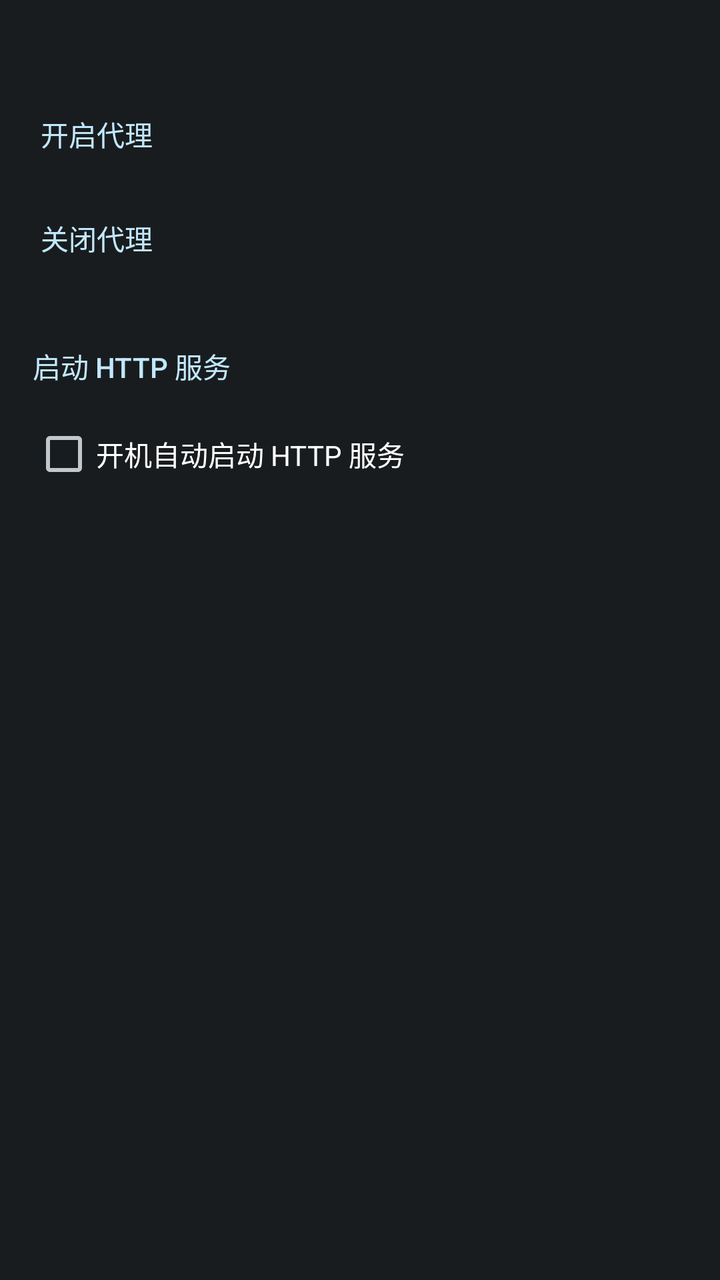
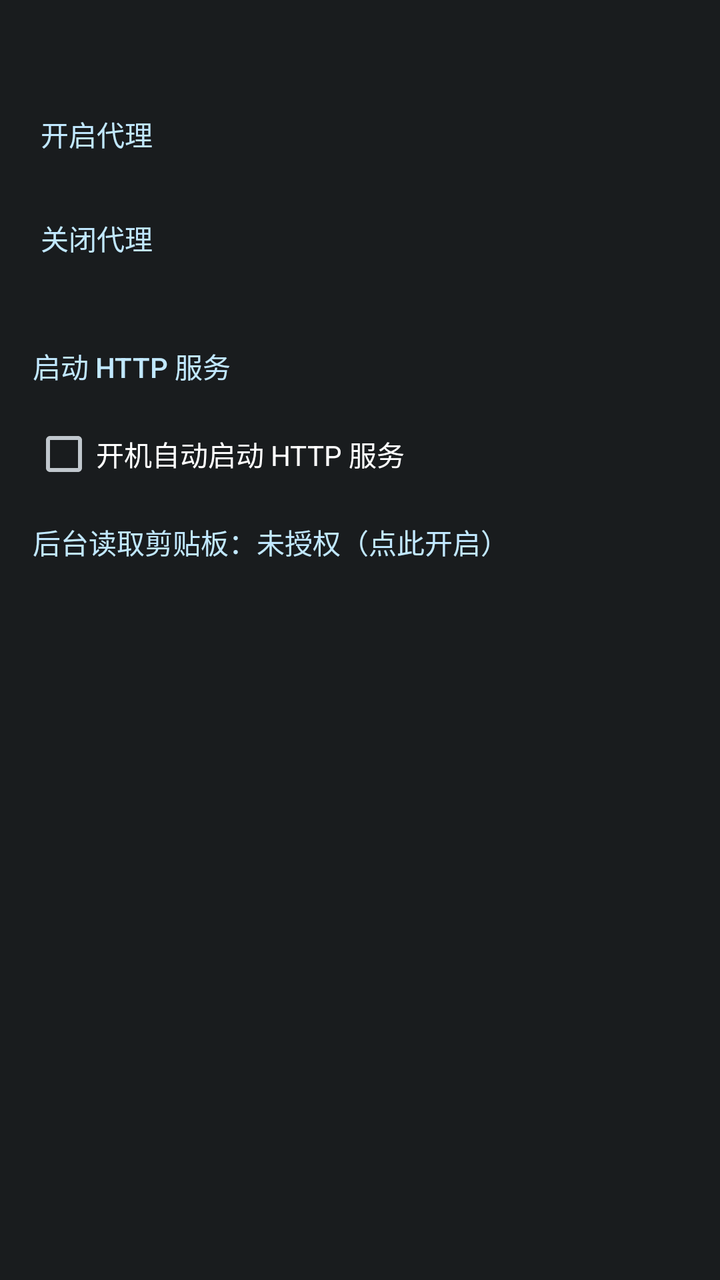

Before-and-after screenshots of an Android layout around one commit, followed by the original layout XML and the change that was made.
<!-- AndroidManifest.xml: application theme android:Theme.DeviceDefault -->
<!-- res/layout/main_activity.xml -->
<?xml version="1.0" encoding="utf-8"?>
<ScrollView xmlns:android="http://schemas.android.com/apk/res/android"
    android:layout_width="match_parent"
    android:layout_height="match_parent">

    <LinearLayout
        android:layout_width="match_parent"
        android:layout_height="wrap_content"
        android:clipChildren="false"
        android:clipToPadding="false"
        android:orientation="vertical"
        android:padding="16dp">

        <TextView
            android:id="@android:id/text2"
            android:layout_width="wrap_content"
            android:layout_height="wrap_content" />

        <Button
            android:id="@+id/button_set_proxy"
            style="?android:borderlessButtonStyle"
            android:layout_width="wrap_content"
            android:layout_height="wrap_content"
            android:layout_marginStart="-12dp"
            android:layout_marginTop="8dp"
            android:text="开启代理"
            android:textAllCaps="false"
            android:textColor="?android:colorAccent" />

        <Button
            android:id="@+id/button_clear_proxy"
            style="?android:borderlessButtonStyle"
            android:layout_width="wrap_content"
            android:layout_height="wrap_content"
            android:layout_marginStart="-12dp"
            android:layout_marginTop="4dp"
            android:text="关闭代理"
            android:textAllCaps="false"
            android:textColor="?android:colorAccent" />

        <Button
            android:id="@+id/button_http_toggle"
            style="?android:borderlessButtonStyle"
            android:layout_width="wrap_content"
            android:layout_height="wrap_content"
            android:layout_marginStart="-12dp"
            android:layout_marginTop="16dp"
            android:text="启动 HTTP 服务"
            android:textAllCaps="false"
            android:textColor="?android:colorAccent" />

        <CheckBox
            android:id="@+id/check_auto_start"
            android:layout_width="wrap_content"
            android:layout_height="wrap_content"
            android:layout_marginTop="4dp"
            android:text="开机自动启动 HTTP 服务" />

        <TextView
            android:id="@+id/text_http_status"
            android:layout_width="wrap_content"
            android:layout_height="wrap_content"
            android:layout_marginTop="8dp"
            android:fontFamily="monospace"
            android:textIsSelectable="true" />

        <TextView
            android:id="@android:id/text1"
            android:layout_width="wrap_content"
            android:layout_height="wrap_content"
            android:layout_marginTop="8dp" />

        <TextView
            android:id="@+id/text3"
            android:layout_width="wrap_content"
            android:layout_height="wrap_content"
            android:layout_marginTop="16dp" />

    </LinearLayout>

</ScrollView>
<!-- resources referenced by this layout -->
<resources>

</resources>

<!-- the commit's change to res/layout/main_activity.xml (unified diff, before → after) -->
@@ -56,6 +56,17 @@
             android:layout_marginTop="4dp"
             android:text="开机自动启动 HTTP 服务" />
 
+        <Button
+            android:id="@+id/button_overlay_permission"
+            style="?android:borderlessButtonStyle"
+            android:layout_width="wrap_content"
+            android:layout_height="wrap_content"
+            android:layout_marginStart="-12dp"
+            android:layout_marginTop="4dp"
+            android:text="后台读取剪贴板：未授权（点此开启）"
+            android:textAllCaps="false"
+            android:textColor="?android:colorAccent" />
+
         <TextView
             android:id="@+id/text_http_status"
             android:layout_width="wrap_content"
